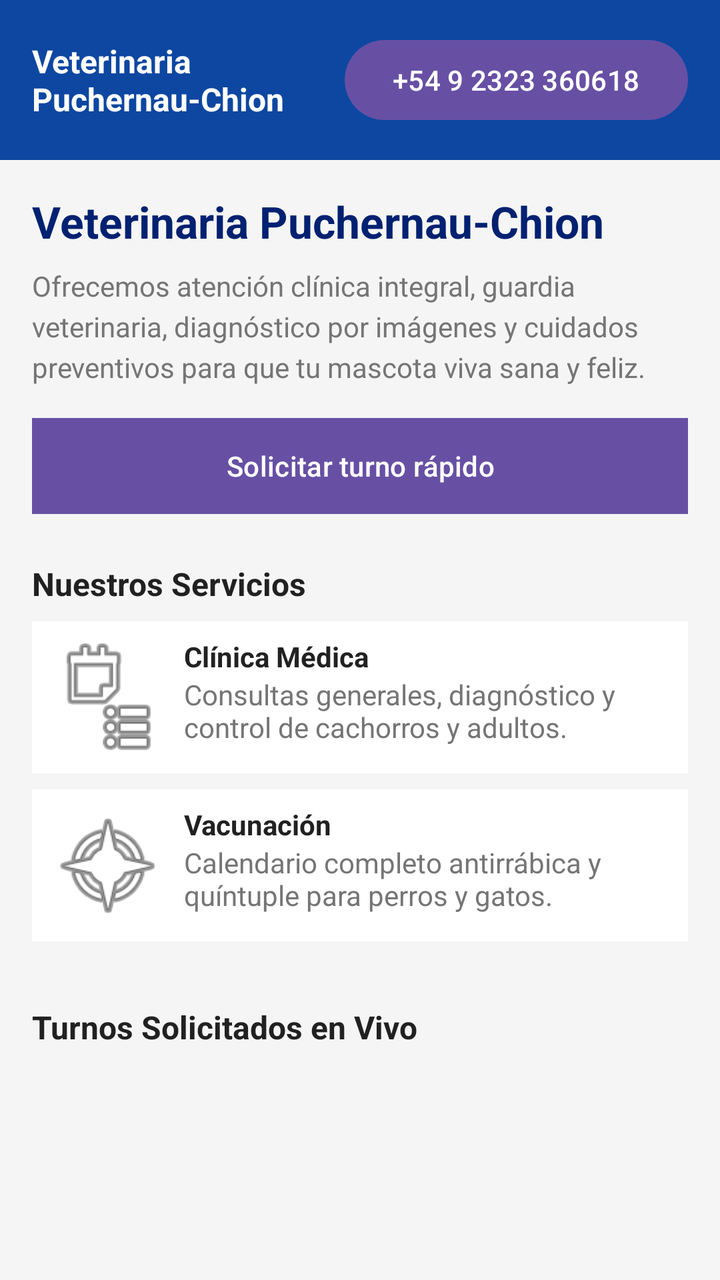
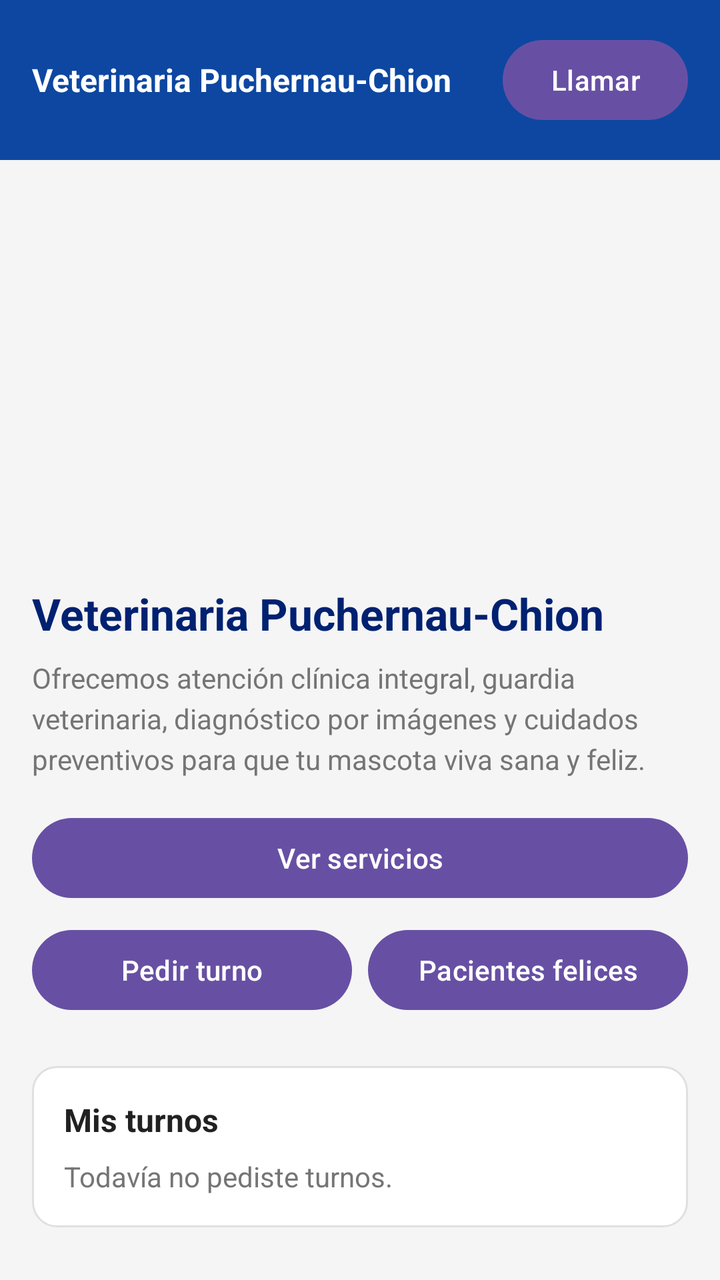

Two renders of the same Android screen: before a commit and after it. Below are the layout's source before the change and the commit's diff.
<!-- AndroidManifest.xml: application theme Theme.CentroVeterinarioApp -->
<!-- res/layout/activity_main.xml -->
<?xml version="1.0" encoding="utf-8"?>
<androidx.constraintlayout.widget.ConstraintLayout
    xmlns:android="http://schemas.android.com/apk/res/android"
    xmlns:app="http://schemas.android.com/apk/res-auto"
    xmlns:tools="http://schemas.android.com/tools"
    android:id="@+id/main"
    android:layout_width="match_parent"
    android:layout_height="match_parent"
    android:background="@color/colorBackground"
    tools:context=".MainActivity">

    <LinearLayout
        android:id="@+id/header_bar"
        android:layout_width="match_parent"
        android:layout_height="wrap_content"
        android:orientation="horizontal"
        android:background="@color/colorPrimary"
        android:padding="@dimen/spacing_medium"
        android:gravity="center_vertical"
        app:layout_constraintTop_toTopOf="parent"
        app:layout_constraintStart_toStartOf="parent"
        app:layout_constraintEnd_toEndOf="parent">

        <TextView
            android:id="@+id/header_title"
            android:layout_width="0dp"
            android:layout_height="wrap_content"
            android:layout_weight="1"
            android:text="@string/app_name"
            android:textColor="@android:color/white"
            android:textSize="@dimen/text_size_subtitle"
            android:textStyle="bold" />

        <Button
            android:id="@+id/btn_llamar"
            android:layout_width="wrap_content"
            android:layout_height="wrap_content"
            android:text="@string/header_phone"
            android:textColor="@android:color/white"
            android:textSize="@dimen/text_size_body" />
    </LinearLayout>

    <ScrollView
        android:id="@+id/scroll_principal"
        android:layout_width="match_parent"
        android:layout_height="0dp"
        app:layout_constraintTop_toBottomOf="@id/header_bar"
        app:layout_constraintBottom_toBottomOf="parent"
        app:layout_constraintStart_toStartOf="parent"
        app:layout_constraintEnd_toEndOf="parent">

        <LinearLayout
            android:id="@+id/contenedor_scrollable"
            android:layout_width="match_parent"
            android:layout_height="wrap_content"
            android:orientation="vertical"
            android:padding="@dimen/spacing_medium">

            <TextView
                android:id="@+id/hero_titulo"
                android:layout_width="match_parent"
                android:layout_height="wrap_content"
                android:text="@string/hero_title"
                android:textColor="@color/colorPrimaryDark"
                android:textSize="@dimen/text_size_title"
                android:textStyle="bold" />

            <TextView
                android:id="@+id/hero_descripcion"
                android:layout_width="match_parent"
                android:layout_height="wrap_content"
                android:layout_marginTop="@dimen/spacing_small"
                android:lineSpacingExtra="4sp"
                android:text="@string/hero_desc"
                android:textColor="@color/colorTextSecondary"
                android:textSize="@dimen/text_size_body" />

            <Button
                android:id="@+id/boton_solicitar_turno"
                android:layout_width="match_parent"
                android:layout_height="wrap_content"
                android:layout_marginTop="@dimen/spacing_medium"
                android:background="@color/colorAccent"
                android:text="@string/btn_solicitar_turno"
                android:textColor="@android:color/white" />

            <TextView
                android:id="@+id/titulo_servicios"
                android:layout_width="match_parent"
                android:layout_height="wrap_content"
                android:layout_marginTop="@dimen/spacing_large"
                android:layout_marginBottom="@dimen/spacing_small"
                android:text="@string/section_servicios"
                android:textColor="@color/colorTextPrimary"
                android:textSize="@dimen/text_size_subtitle"
                android:textStyle="bold" />

            <LinearLayout
                android:layout_width="match_parent"
                android:layout_height="wrap_content"
                android:orientation="horizontal"
                android:background="@color/colorCardBackground"
                android:padding="@dimen/spacing_small"
                android:layout_marginBottom="@dimen/spacing_small">

                <ImageView
                    android:layout_width="60dp"
                    android:layout_height="60dp"
                    android:src="@android:drawable/ic_menu_agenda"
                    android:contentDescription="Clinica" />

                <LinearLayout
                    android:layout_width="match_parent"
                    android:layout_height="wrap_content"
                    android:orientation="vertical"
                    android:layout_marginStart="@dimen/spacing_small">

                    <TextView
                        android:layout_width="wrap_content"
                        android:layout_height="wrap_content"
                        android:text="@string/service_clinica_title"
                        android:textColor="@color/colorTextPrimary"
                        android:textStyle="bold" />

                    <TextView
                        android:layout_width="wrap_content"
                        android:layout_height="wrap_content"
                        android:text="@string/service_clinica_desc"
                        android:textColor="@color/colorTextSecondary"
                        android:textSize="@dimen/text_size_body" />
                </LinearLayout>
            </LinearLayout>

            <LinearLayout
                android:layout_width="match_parent"
                android:layout_height="wrap_content"
                android:orientation="horizontal"
                android:background="@color/colorCardBackground"
                android:padding="@dimen/spacing_small"
                android:layout_marginBottom="@dimen/spacing_small">

                <ImageView
                    android:layout_width="60dp"
                    android:layout_height="60dp"
                    android:contentDescription="Vacunacion"
                    android:rotationX="-2"
                    android:src="@android:drawable/ic_menu_compass" />

                <LinearLayout
                    android:layout_width="match_parent"
                    android:layout_height="wrap_content"
                    android:orientation="vertical"
                    android:layout_marginStart="@dimen/spacing_small">

                    <TextView
                        android:layout_width="wrap_content"
                        android:layout_height="wrap_content"
                        android:text="@string/service_vacunacion_title"
                        android:textColor="@color/colorTextPrimary"
                        android:textStyle="bold" />

                    <TextView
                        android:layout_width="wrap_content"
                        android:layout_height="wrap_content"
                        android:text="@string/service_vacunacion_desc"
                        android:textColor="@color/colorTextSecondary"
                        android:textSize="@dimen/text_size_body" />
                </LinearLayout>
            </LinearLayout>

            <TextView
                android:id="@+id/titulo_turnos"
                android:layout_width="match_parent"
                android:layout_height="wrap_content"
                android:layout_marginTop="@dimen/spacing_large"
                android:layout_marginBottom="@dimen/spacing_small"
                android:text="@string/section_solicitudes"
                android:textColor="@color/colorTextPrimary"
                android:textSize="@dimen/text_size_subtitle"
                android:textStyle="bold" />

            <LinearLayout
                android:id="@+id/contenedor_turnos_dinamicos"
                android:layout_width="match_parent"
                android:layout_height="wrap_content"
                android:orientation="vertical" />

        </LinearLayout>
    </ScrollView>

</androidx.constraintlayout.widget.ConstraintLayout>
<!-- resources referenced by this layout -->
<resources>
  <color name="colorAccent">#1976D2</color>
  <color name="colorBackground">#F5F5F5</color>
  <color name="colorCardBackground">#FFFFFF</color>
  <color name="colorPrimary">#0D47A1</color>
  <color name="colorPrimaryDark">#002171</color>
  <color name="colorTextPrimary">#212121</color>
  <color name="colorTextSecondary">#757575</color>
  <dimen name="spacing_large">24dp</dimen>
  <dimen name="spacing_medium">16dp</dimen>
  <dimen name="spacing_small">8dp</dimen>
  <dimen name="text_size_body">14sp</dimen>
  <dimen name="text_size_subtitle">16sp</dimen>
  <dimen name="text_size_title">22sp</dimen>
  <string name="app_name">Veterinaria Puchernau-Chion</string>
  <string name="btn_solicitar_turno">Solicitar turno rápido</string>
  <string name="header_phone">+54 9 2323 360618</string>
  <string name="hero_desc">Ofrecemos atención clínica integral, guardia veterinaria, diagnóstico por imágenes y cuidados preventivos para que tu mascota viva sana y feliz.</string>
  <string name="hero_title">Veterinaria Puchernau-Chion</string>
  <string name="section_servicios">Nuestros Servicios</string>
  <string name="section_solicitudes">Turnos Solicitados en Vivo</string>
  <string name="service_clinica_desc">Consultas generales, diagnóstico y control de cachorros y adultos.</string>
  <string name="service_clinica_title">Clínica Médica</string>
  <string name="service_vacunacion_desc">Calendario completo antirrábica y quíntuple para perros y gatos.</string>
  <string name="service_vacunacion_title">Vacunación</string>
  <style name="Theme.CentroVeterinarioApp" parent="Base.Theme.CentroVeterinarioApp" />
  <style name="Base.Theme.CentroVeterinarioApp" parent="Theme.Material3.DayNight.NoActionBar">
          
          
      </style>
</resources>

<!-- the commit's change to res/layout/activity_main.xml (unified diff, before → after) -->
@@ -7,6 +7,7 @@
     android:layout_width="match_parent"
     android:layout_height="match_parent"
     android:background="@color/colorBackground"
+    android:fitsSystemWindows="true"
     tools:context=".MainActivity">
 
     <LinearLayout
@@ -27,7 +28,7 @@
             android:layout_height="wrap_content"
             android:layout_weight="1"
             android:text="@string/app_name"
-            android:textColor="@android:color/white"
+            android:textColor="@color/colorTextOnPrimary"
             android:textSize="@dimen/text_size_subtitle"
             android:textStyle="bold" />
 
@@ -36,7 +37,7 @@
             android:layout_width="wrap_content"
             android:layout_height="wrap_content"
             android:text="@string/header_phone"
-            android:textColor="@android:color/white"
+            android:textColor="@color/colorTextOnPrimary"
             android:textSize="@dimen/text_size_body" />
     </LinearLayout>
 
@@ -56,10 +57,18 @@
             android:orientation="vertical"
             android:padding="@dimen/spacing_medium">
 
+            <ImageView
+                android:id="@+id/imagen_hero"
+                android:layout_width="match_parent"
+                android:layout_height="@dimen/hero_image_height"
+                android:contentDescription="@string/hero_imagen_desc"
+                android:scaleType="centerCrop" />
+
             <TextView
                 android:id="@+id/hero_titulo"
                 android:layout_width="match_parent"
                 android:layout_height="wrap_content"
+                android:layout_marginTop="@dimen/spacing_medium"
                 android:text="@string/hero_title"
                 android:textColor="@color/colorPrimaryDark"
                 android:textSize="@dimen/text_size_title"
@@ -76,114 +85,62 @@
                 android:textSize="@dimen/text_size_body" />
 
             <Button
-                android:id="@+id/boton_solicitar_turno"
+                android:id="@+id/boton_ver_servicios"
                 android:layout_width="match_parent"
                 android:layout_height="wrap_content"
                 android:layout_marginTop="@dimen/spacing_medium"
-                android:background="@color/colorAccent"
-                android:text="@string/btn_solicitar_turno"
-                android:textColor="@android:color/white" />
-
-            <TextView
-                android:id="@+id/titulo_servicios"
-                android:layout_width="match_parent"
-                android:layout_height="wrap_content"
-                android:layout_marginTop="@dimen/spacing_large"
-                android:layout_marginBottom="@dimen/spacing_small"
-                android:text="@string/section_servicios"
-                android:textColor="@color/colorTextPrimary"
-                android:textSize="@dimen/text_size_subtitle"
-                android:textStyle="bold" />
+                android:text="@string/btn_ver_servicios" />
 
             <LinearLayout
+                android:id="@+id/botonera_secundaria"
                 android:layout_width="match_parent"
                 android:layout_height="wrap_content"
                 android:orientation="horizontal"
-                android:background="@color/colorCardBackground"
-                android:padding="@dimen/spacing_small"
-                android:layout_marginBottom="@dimen/spacing_small">
+                android:layout_marginTop="@dimen/spacing_small">
 
-                <ImageView
-                    android:layout_width="60dp"
-                    android:layout_height="60dp"
-                    android:src="@android:drawable/ic_menu_agenda"
-                    android:contentDescription="Clinica" />
+                <Button
+                    android:id="@+id/boton_pedir_turno"
+                    android:layout_width="0dp"
+                    android:layout_height="wrap_content"
+                    android:layout_weight="1"
+                    android:layout_marginEnd="@dimen/spacing_small"
+                    android:text="@string/btn_pedir_turno" />
 
-                <LinearLayout
-                    android:layout_width="match_parent"
+                <Button
+                    android:id="@+id/boton_galeria"
+                    android:layout_width="0dp"
                     android:layout_height="wrap_content"
-                    android:orientation="vertical"
-                    android:layout_marginStart="@dimen/spacing_small">
-
-                    <TextView
-                        android:layout_width="wrap_content"
-                        android:layout_height="wrap_content"
-                        android:text="@string/service_clinica_title"
-                        android:textColor="@color/colorTextPrimary"
-                        android:textStyle="bold" />
-
-                    <TextView
-                        android:layout_width="wrap_content"
-                        android:layout_height="wrap_content"
-                        android:text="@string/service_clinica_desc"
-                        android:textColor="@color/colorTextSecondary"
-                        android:textSize="@dimen/text_size_body" />
-                </LinearLayout>
+                    android:layout_weight="1"
+                    android:text="@string/btn_galeria" />
             </LinearLayout>
 
             <LinearLayout
+                android:id="@+id/card_mis_turnos"
                 android:layout_width="match_parent"
                 android:layout_height="wrap_content"
-                android:orientation="horizontal"
-                android:background="@color/colorCardBackground"
-                android:padding="@dimen/spacing_small"
-                android:layout_marginBottom="@dimen/spacing_small">
+                android:orientation="vertical"
+                android:layout_marginTop="@dimen/spacing_large"
+                android:background="@drawable/bg_card"
+                android:padding="@dimen/spacing_medium">
 
-                <ImageView
-                    android:layout_width="60dp"
-                    android:layout_height="60dp"
-                    android:contentDescription="Vacunacion"
-                    android:rotationX="-2"
-                    android:src="@android:drawable/ic_menu_compass" />
-
-                <LinearLayout
+                <TextView
+                    android:id="@+id/titulo_mis_turnos"
                     android:layout_width="match_parent"
                     android:layout_height="wrap_content"
-                    android:orientation="vertical"
-                    android:layout_marginStart="@dimen/spacing_small">
+                    android:text="@string/section_mis_turnos"
+                    android:textColor="@color/colorTextPrimary"
+                    android:textSize="@dimen/text_size_subtitle"
+                    android:textStyle="bold" />
 
-                    <TextView
-                        android:layout_width="wrap_content"
-                        android:layout_height="wrap_content"
-                        android:text="@string/service_vacunacion_title"
-                        android:textColor="@color/colorTextPrimary"
-                        android:textStyle="bold" />
-
-                    <TextView
-                        android:layout_width="wrap_content"
-                        android:layout_height="wrap_content"
-                        android:text="@string/service_vacunacion_desc"
-                        android:textColor="@color/colorTextSecondary"
-                        android:textSize="@dimen/text_size_body" />
-                </LinearLayout>
+                <TextView
+                    android:id="@+id/texto_resumen_turnos"
+                    android:layout_width="match_parent"
+                    android:layout_height="wrap_content"
+                    android:layout_marginTop="@dimen/spacing_small"
+                    android:text="@string/resumen_turnos_vacio"
+                    android:textColor="@color/colorTextSecondary"
+                    android:textSize="@dimen/text_size_body" />
             </LinearLayout>
-
-            <TextView
-                android:id="@+id/titulo_turnos"
-                android:layout_width="match_parent"
-                android:layout_height="wrap_content"
-                android:layout_marginTop="@dimen/spacing_large"
-                android:layout_marginBottom="@dimen/spacing_small"
-                android:text="@string/section_solicitudes"
-                android:textColor="@color/colorTextPrimary"
-                android:textSize="@dimen/text_size_subtitle"
-                android:textStyle="bold" />
-
-            <LinearLayout
-                android:id="@+id/contenedor_turnos_dinamicos"
-                android:layout_width="match_parent"
-                android:layout_height="wrap_content"
-                android:orientation="vertical" />
 
         </LinearLayout>
     </ScrollView>
<!-- resource entries referenced after the edit -->
@@ -1,29 +1,42 @@
 <!-- resources referenced by this layout -->
 <resources>
-  <color name="colorAccent">#1976D2</color>
   <color name="colorBackground">#F5F5F5</color>
   <color name="colorCardBackground">#FFFFFF</color>
+  <dimen name="card_radius">12dp</dimen>
+  <dimen name="card_border">1dp</dimen>
+  <color name="colorCardBorder">#E0E0E0</color>
   <color name="colorPrimary">#0D47A1</color>
   <color name="colorPrimaryDark">#002171</color>
+  <color name="colorTextOnPrimary">#FFFFFF</color>
   <color name="colorTextPrimary">#212121</color>
   <color name="colorTextSecondary">#757575</color>
+  <dimen name="hero_image_height">180dp</dimen>
   <dimen name="spacing_large">24dp</dimen>
   <dimen name="spacing_medium">16dp</dimen>
   <dimen name="spacing_small">8dp</dimen>
   <dimen name="text_size_body">14sp</dimen>
   <dimen name="text_size_subtitle">16sp</dimen>
   <dimen name="text_size_title">22sp</dimen>
+  <!-- drawable bg_card (drawable) -->
+  <?xml version="1.0" encoding="utf-8"?>
+  <shape xmlns:android="http://schemas.android.com/apk/res/android"
+      android:shape="rectangle">
+      <solid android:color="@color/colorCardBackground" />
+      <corners android:radius="@dimen/card_radius" />
+      <stroke
+          android:width="@dimen/card_border"
+          android:color="@color/colorCardBorder" />
+  </shape>
   <string name="app_name">Veterinaria Puchernau-Chion</string>
-  <string name="btn_solicitar_turno">Solicitar turno rápido</string>
-  <string name="header_phone">+54 9 2323 360618</string>
+  <string name="btn_galeria">Pacientes felices</string>
+  <string name="btn_pedir_turno">Pedir turno</string>
+  <string name="btn_ver_servicios">Ver servicios</string>
+  <string name="header_phone">Llamar</string>
   <string name="hero_desc">Ofrecemos atención clínica integral, guardia veterinaria, diagnóstico por imágenes y cuidados preventivos para que tu mascota viva sana y feliz.</string>
+  <string name="hero_imagen_desc">Veterinaria atendiendo a un perro</string>
   <string name="hero_title">Veterinaria Puchernau-Chion</string>
-  <string name="section_servicios">Nuestros Servicios</string>
-  <string name="section_solicitudes">Turnos Solicitados en Vivo</string>
-  <string name="service_clinica_desc">Consultas generales, diagnóstico y control de cachorros y adultos.</string>
-  <string name="service_clinica_title">Clínica Médica</string>
-  <string name="service_vacunacion_desc">Calendario completo antirrábica y quíntuple para perros y gatos.</string>
-  <string name="service_vacunacion_title">Vacunación</string>
+  <string name="resumen_turnos_vacio">Todavía no pediste turnos.</string>
+  <string name="section_mis_turnos">Mis turnos</string>
   <style name="Theme.CentroVeterinarioApp" parent="Base.Theme.CentroVeterinarioApp" />
   <style name="Base.Theme.CentroVeterinarioApp" parent="Theme.Material3.DayNight.NoActionBar">
           
